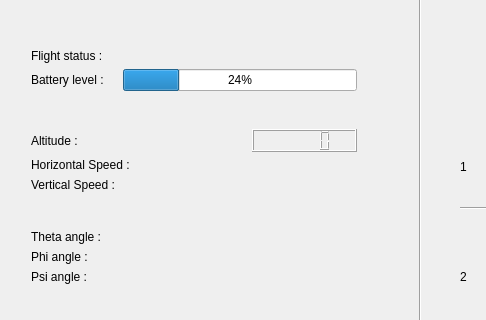
Qt form Supervisor/Sources/Tcp_client/mainwindow.ui (LadySEC/ARDrone_Checkers) before a commit; both pictures show x 0 to 486 and y 119 to 439 of the 1009 by 709 pixel window.
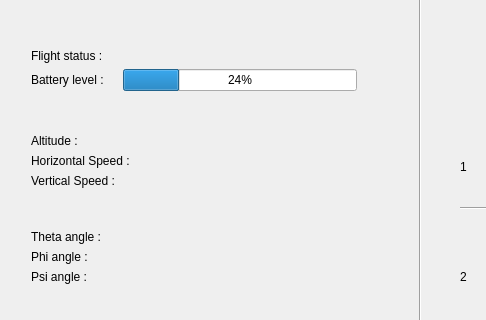
The same form after that commit.

The edit to the form file:
```diff
--- a/Supervisor/Sources/Tcp_client/mainwindow.ui
+++ b/Supervisor/Sources/Tcp_client/mainwindow.ui
@@ -748,9 +748,6 @@
            </property>
           </widget>
          </item>
-         <item>
-          <widget class="QLCDNumber" name="altitude_LCD"/>
-         </item>
         </layout>
        </item>
        <item>
```
